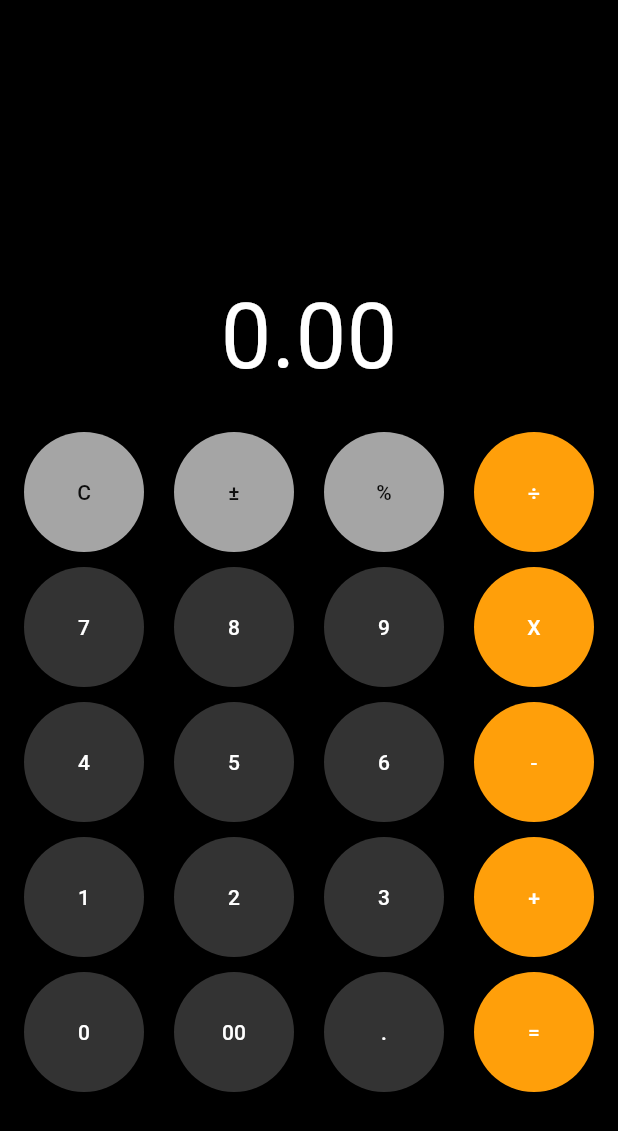
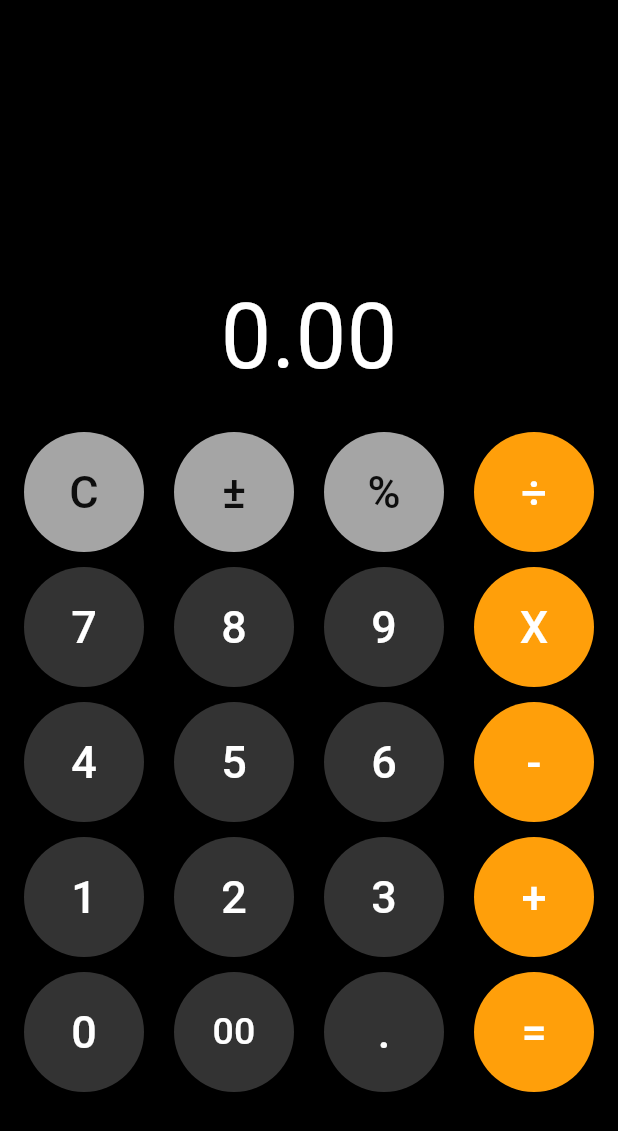
Before and after one commit to minhyeonhong/calculator, a Flutter app: the screen it shows after launch, item 3 of the bottom bar chosen, after a tap on "00", on a phone screen of 412 x 824 dp. Shown: the top 1131 px of the screen. Run offline on Flutter 3.47's test engine with Material 3 defaults, Android fonts, the phone set to English and light mode, and no system bars; our stand-ins replace decimal.

Commit message:
ENH : 버튼 크기 수정/ %기능 추가

```diff
--- a/lib/main.dart
+++ b/lib/main.dart
@@ -30,6 +30,11 @@ class _AppState extends State<App> {
         _currentInput = _expression;
       } else if (buttonText == '=') {
         _calculateResult();
+      } else if (buttonText == '%') {
+        Decimal result = (Decimal.parse(_expression) * Decimal.parse('0.01'));
+
+        _expression = result.toString();
+        _currentInput = _expression;
       } else if (buttonText == '±') {
         Decimal result = (Decimal.parse(_expression) * Decimal.fromInt(-1));
 
@@ -176,7 +181,10 @@ class _AppState extends State<App> {
       onPressed: () => _onButtonPressed(buttonText),
       child: Text(
         buttonText,
-        style: TextStyle(color: Color(textColor)),
+        style: TextStyle(
+          fontSize: buttonText == '00' ? 25 : 30,
+          color: Color(textColor),
+        ),
       ),
     );
   }
```
